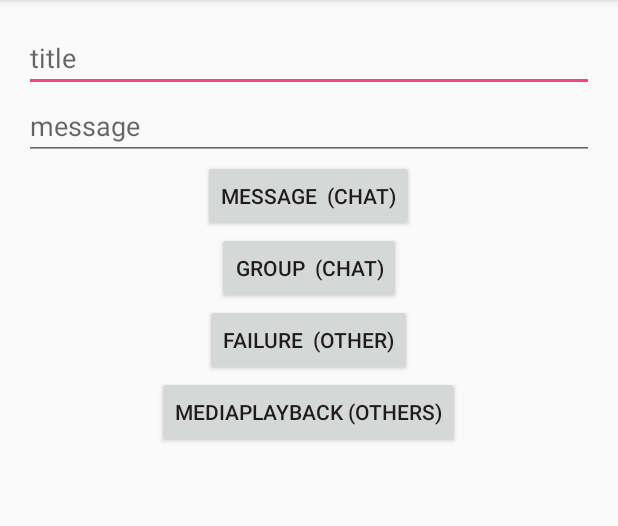
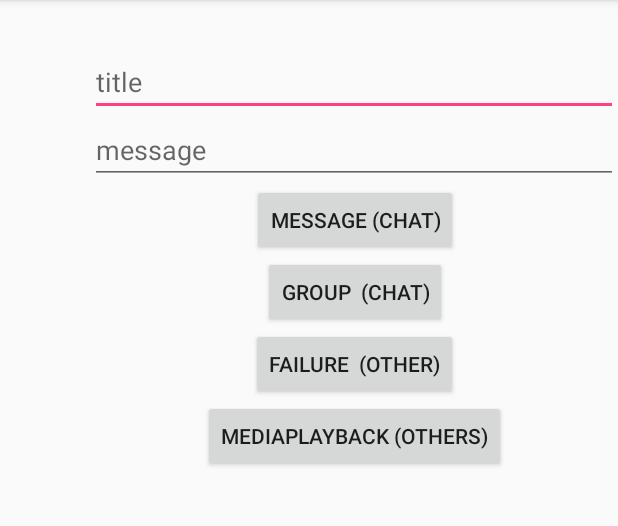
Before and after one commit to kotdroidZero/TestApp, an Android app: the NotificationActivity screen opened directly, with no data from a screen before it, after a tap on "MEDIAPLAYBACK (OTHERS)", on a phone screen of 412 x 824 dp, the part 84-610 px from its top. Run offline under Robolectric (Android 15) with nearby library versions, the phone set to English and light mode, and no system bars; Roboto replaces fonts that are not available here.

Commit message:
ppt done

```diff
--- a/app/build.gradle
+++ b/app/build.gradle
@@ -21,6 +21,10 @@ android {
             proguardFiles getDefaultProguardFile('proguard-android.txt'), 'proguard-rules.pro'
         }
     }
+    compileOptions {
+        sourceCompatibility JavaVersion.VERSION_1_8
+        targetCompatibility JavaVersion.VERSION_1_8
+    }
 }
 
 dependencies {
--- a/app/src/main/java/com/kotdroid/testapp/NotificationUtils.java
+++ b/app/src/main/java/com/kotdroid/testapp/NotificationUtils.java
@@ -1,5 +1,6 @@
 package com.kotdroid.testapp;
 
+import android.app.Notification;
 import android.app.NotificationChannel;
 import android.app.NotificationChannelGroup;
 import android.app.NotificationManager;
@@ -9,10 +10,14 @@ import android.content.ContextWrapper;
 import android.content.Intent;
 import android.graphics.BitmapFactory;
 import android.graphics.Color;
+import android.graphics.drawable.Drawable;
+import android.net.Uri;
 import android.os.Build;
 import android.support.annotation.RequiresApi;
 import android.support.v4.app.NotificationCompat;
 import android.support.v4.app.RemoteInput;
+
+import java.util.stream.Stream;
 
 /**
  * Created by user12 on 20/3/18.
@@ -28,7 +33,6 @@ public class NotificationUtils extends ContextWrapper {
     public static final String FAILURE_NOTIFICATION_CHANNEL_NAME = "Failure Notification";
     public static final String MEDIA_PLAYBACK_NOTIFICATION_CHANNEL_ID = "mediaPLaybackNotification";
     public static final String MEDIA_PLAYBACK_NOTIFICATION_CHANNEL_NAME = "Media PlayBack";
-
     public static final String CHATS_GROUP_CATEGORY_ID = "messageNotification";
     public static final String CHATS_GROUP_CATEGORY_NAME = "Message Notification";
     public static final String OTHER_GROUP_CATEGORY_ID = "otherNotification";
@@ -48,17 +52,34 @@ public class NotificationUtils extends ContextWrapper {
 
     @RequiresApi(api = Build.VERSION_CODES.O) private void createChannel() {
         //creating channel objects with unique id
-        NotificationChannel groupNotificationChannel = new NotificationChannel(GROUP_NOTIFICATION_CHANNEL_ID, GROUP_NOTIFICATION_CHANNEL_NAME, NotificationManager.IMPORTANCE_HIGH);
+        NotificationChannel groupNotificationChannel = new NotificationChannel(
+                GROUP_NOTIFICATION_CHANNEL_ID, GROUP_NOTIFICATION_CHANNEL_NAME,
+                NotificationManager.IMPORTANCE_HIGH);
         groupNotificationChannel.setLightColor(Color.GREEN);
+        groupNotificationChannel.setShowBadge(true);
 
 
-        NotificationChannel messageNotificationChannel = new NotificationChannel(MESSAGE_NOTIFICATION_CHANNEL_ID, MESSAGE_NOTIFICATION_CHANNEL_NAME, NotificationManager.IMPORTANCE_HIGH);
+        NotificationChannel messageNotificationChannel = new NotificationChannel(
+                MESSAGE_NOTIFICATION_CHANNEL_ID, MESSAGE_NOTIFICATION_CHANNEL_NAME,
+                NotificationManager.IMPORTANCE_HIGH);
         messageNotificationChannel.setLightColor(Color.GREEN);
+        messageNotificationChannel.setShowBadge(true);
 
-        NotificationChannel failureNotificationChannel = new NotificationChannel(FAILURE_NOTIFICATION_CHANNEL_ID, FAILURE_NOTIFICATION_CHANNEL_NAME, NotificationManager.IMPORTANCE_HIGH);
+
+        NotificationChannel failureNotificationChannel = new NotificationChannel(
+                FAILURE_NOTIFICATION_CHANNEL_ID, FAILURE_NOTIFICATION_CHANNEL_NAME,
+                NotificationManager.IMPORTANCE_HIGH);
         failureNotificationChannel.setLightColor(Color.GREEN);
+        failureNotificationChannel.setShowBadge(true);
 
-        NotificationChannel mediaPlayBackNotificationChannel = new NotificationChannel(MEDIA_PLAYBACK_NOTIFICATION_CHANNEL_ID, MEDIA_PLAYBACK_NOTIFICATION_CHANNEL_NAME, NotificationManager.IMPORTANCE_HIGH);
+        NotificationChannel mediaPlayBackNotificationChannel = new NotificationChannel(
+                MEDIA_PLAYBACK_NOTIFICATION_CHANNEL_ID, MEDIA_PLAYBACK_NOTIFICATION_CHANNEL_NAME,
+                NotificationManager.IMPORTANCE_HIGH);
+        mediaPlayBackNotificationChannel.setLightColor(Color.GREEN);
+        mediaPlayBackNotificationChannel.setShowBadge(true);
+        mediaPlayBackNotificationChannel.enableVibration(true);
+        mediaPlayBackNotificationChannel.enableVibration(true);
+        mediaPlayBackNotificationChannel.setLockscreenVisibility(Notification.VISIBILITY_PRIVATE);
         mediaPlayBackNotificationChannel.setLightColor(Color.GREEN);
 
         getNotificationManager().createNotificationChannel(groupNotificationChannel);
@@ -67,8 +88,10 @@ public class NotificationUtils extends ContextWrapper {
         getNotificationManager().createNotificationChannel(mediaPlayBackNotificationChannel);
 
 
-        getNotificationManager().createNotificationChannelGroup(new NotificationChannelGroup(CHATS_GROUP_CATEGORY_ID, CHATS_GROUP_CATEGORY_NAME));
-        getNotificationManager().createNotificationChannelGroup(new NotificationChannelGroup(OTHER_GROUP_CATEGORY_ID, OTHER_GROUP_CATEGORY_NAME));
+        getNotificationManager().createNotificationChannelGroup(new NotificationChannelGroup(
+                CHATS_GROUP_CATEGORY_ID, CHATS_GROUP_CATEGORY_NAME));
+        getNotificationManager().createNotificationChannelGroup(new NotificationChannelGroup(
+                OTHER_GROUP_CATEGORY_ID, OTHER_GROUP_CATEGORY_NAME));
 
         mediaPlayBackNotificationChannel.setGroup(OTHER_GROUP_CATEGORY_ID);
         failureNotificationChannel.setGroup(OTHER_GROUP_CATEGORY_ID);
@@ -82,7 +105,8 @@ public class NotificationUtils extends ContextWrapper {
 
     public NotificationCompat.Builder getGroupNotification(String title, String message) {
 
-        return new android.support.v4.app.NotificationCompat.Builder(this, GROUP_NOTIFICATION_CHANNEL_ID)
+        return new android.support.v4.app.NotificationCompat.Builder(this,
+                GROUP_NOTIFICATION_CHANNEL_ID)
                 .setContentText(message)
                 .setContentTitle(title)
                 .setChannelId(GROUP_NOTIFICATION_CHANNEL_ID)
@@ -92,7 +116,8 @@ public class NotificationUtils extends ContextWrapper {
 
     public NotificationCompat.Builder getMessageNotification(String title, String message) {
 
-        return new android.support.v4.app.NotificationCompat.Builder(this, MESSAGE_NOTIFICATION_CHANNEL_ID)
+        return new android.support.v4.app.NotificationCompat.Builder(this,
+                MESSAGE_NOTIFICATION_CHANNEL_ID)
                 .setContentText(message)
                 .setContentTitle(title)
                 .setChannelId(MESSAGE_NOTIFICATION_CHANNEL_ID)
@@ -104,23 +129,27 @@ public class NotificationUtils extends ContextWrapper {
 
         Intent intent = new Intent(this, OreoActivity.class);
         intent.addFlags(Intent.FLAG_ACTIVITY_NEW_TASK | Intent.FLAG_ACTIVITY_CLEAR_TASK);
-        PendingIntent pendingIntent = PendingIntent.getBroadcast(this, 123, intent, 0);
-        return new android.support.v4.app.NotificationCompat.Builder(this, FAILURE_NOTIFICATION_CHANNEL_ID)
+        PendingIntent pendingIntent = PendingIntent.getBroadcast(this, 123,
+                intent, 0);
+        return new android.support.v4.app.NotificationCompat.Builder(this,
+                FAILURE_NOTIFICATION_CHANNEL_ID)
                 .setContentText(message)
                 .setContentTitle(title)
                 .setChannelId(FAILURE_NOTIFICATION_CHANNEL_ID)
                 .setGroup(OTHER_GROUP_CATEGORY_ID)
                 .setStyle(new NotificationCompat.BigTextStyle()
                         .bigText("Much longer text that cannot fit one line..."))
+                .setStyle(new NotificationCompat.MessagingStyle("Pushkar").addMessage(new NotificationCompat.MessagingStyle.Message("abcdefghijk",System.currentTimeMillis(),"abd").setData("image/*", Uri.parse("https://pbs.twimg.com/profile_images/900117721337155584/Hdk6uJRe.jpg"))))
                 .setContentIntent(pendingIntent)    //set notifications tap action
                 .setSmallIcon(R.drawable.ic_other_black_24dp)
-                .addAction(R.drawable.ic_send_black_24dp, "Reply", null);//adding action button for instant action via notification only like snoozing
+                .addAction(R.drawable.ic_send_black_24dp,
+                        "Reply",
+                        null);//adding action button for instant action via notification
+        // only like snoozing
 
     }
 
     public NotificationCompat.Builder getMediaPlaybackNotification(String title, String message) {
-
-
 
 
         //1. creating remote_input for replying via notification only
@@ -130,7 +159,8 @@ public class NotificationUtils extends ContextWrapper {
                 .build();
 
         //2. now create action from that remote input
-        NotificationCompat.Action replyAction = new NotificationCompat.Action.Builder(R.drawable.ic_send_black_24dp, replyLabel, getReplyPendingIntent())
+        NotificationCompat.Action replyAction = new NotificationCompat.Action.Builder(
+                R.drawable.ic_send_black_24dp, replyLabel, getReplyPendingIntent())
                 .addRemoteInput(remoteInput)
                 .setAllowGeneratedReplies(true)
                 .build();
@@ -138,6 +168,8 @@ public class NotificationUtils extends ContextWrapper {
         //3. build notification builder
         return new NotificationCompat.Builder(this, MEDIA_PLAYBACK_NOTIFICATION_CHANNEL_ID)
                 .setContentText(message)
+                .setLargeIcon(BitmapFactory.decodeResource(getResources(),
+                        R.drawable.ic_tag_faces_black_24dp))
                 .setContentTitle(title)
                 .setChannelId(MEDIA_PLAYBACK_NOTIFICATION_CHANNEL_ID)
                 .setGroup(OTHER_GROUP_CATEGORY_ID)
@@ -155,9 +187,15 @@ public class NotificationUtils extends ContextWrapper {
 
                 /**
                  * this below method is for make your notification draggable and in-larging
-                 * you can add your custom long title ,body as well as you can also provide images to be applied in large area
+                 * you can add your custom long title ,body as well as you can also provide
+                 * images to be applied in large area
                  * */
-                .setStyle(new NotificationCompat.BigPictureStyle().setBigContentTitle(getString(R.string.text_notification_large_title)).setSummaryText(getString(R.string.text_notification_large)).bigPicture(BitmapFactory.decodeResource(getResources(),R.drawable.ic_launcherbg)))
+                .setStyle(new NotificationCompat.BigPictureStyle()
+                        .setBigContentTitle(getString(R.string.text_notification_large_title))
+                        .setSummaryText(getString(R.string.text_notification_large))
+                        .bigPicture(BitmapFactory.decodeResource(getResources(),
+                                R.drawable.ic_launcherbg)))
+//                .setStyle(new NotificationCompat.MessagingStyle("abc").addMessage(new NotificationCompat.MessagingStyle.Message("abcdgh",System.currentTimeMillis(),"jkkfsd").setData("image/*",Uri.parse("https://pbs.twimg.com/profile_images/900117721337155584/Hdk6uJRe.jpg"))))
                 .setBadgeIconType(R.drawable.ic_notifications_black_24dp)
                 .setCategory(NotificationCompat.CATEGORY_MESSAGE)
 
@@ -170,7 +208,10 @@ public class NotificationUtils extends ContextWrapper {
         intent.setAction(REPLY_ACTION);
         intent.putExtra(KEY_NOTIFICATION_ID, 12);
         intent.putExtra(KEY_MESSAGE_ID, 15);
+
         return PendingIntent.getBroadcast(getApplicationContext(), 100, intent,
                 PendingIntent.FLAG_UPDATE_CURRENT);
+
+
     }
 }
--- /dev/null
+++ b/app/src/main/res/drawable/ic_tag_faces_black_24dp.xml
@@ -0,0 +1,9 @@
+<vector xmlns:android="http://schemas.android.com/apk/res/android"
+        android:width="24dp"
+        android:height="24dp"
+        android:viewportWidth="24.0"
+        android:viewportHeight="24.0">
+    <path
+        android:fillColor="#FF000000"
+        android:pathData="M11.99,2C6.47,2 2,6.48 2,12s4.47,10 9.99,10C17.52,22 22,17.52 22,12S17.52,2 11.99,2zM12,20c-4.42,0 -8,-3.58 -8,-8s3.58,-8 8,-8 8,3.58 8,8 -3.58,8 -8,8zM15.5,11c0.83,0 1.5,-0.67 1.5,-1.5S16.33,8 15.5,8 14,8.67 14,9.5s0.67,1.5 1.5,1.5zM8.5,11c0.83,0 1.5,-0.67 1.5,-1.5S9.33,8 8.5,8 7,8.67 7,9.5 7.67,11 8.5,11zM12,17.5c2.33,0 4.31,-1.46 5.11,-3.5L6.89,14c0.8,2.04 2.78,3.5 5.11,3.5z"/>
+</vector>
--- a/app/src/main/res/layout/activity_auto_sizing_text_views.xml
+++ b/app/src/main/res/layout/activity_auto_sizing_text_views.xml
@@ -8,9 +8,10 @@
     tools:context="com.kotdroid.testapp.AutoSizingTextViewsActivity">
 
     <TextView
+        android:fontFamily="@font/medium"
         android:id="@+id/tvAutoSize"
-        android:layout_width="300dp"
-        android:layout_height="200dp"
+        android:layout_width="50dp"
+        android:layout_height="50dp"
         android:layout_gravity="center"
         android:gravity="center"
         android:text="Hello World"
--- a/app/src/main/res/layout/activity_autofill.xml
+++ b/app/src/main/res/layout/activity_autofill.xml
@@ -16,6 +16,7 @@
         android:textAppearance="@style/Base.TextAppearance.AppCompat.Title" />
 
     <EditText
+        android:fontFamily="@font/medium"
         android:id="@+id/etPassword"
         android:layout_width="match_parent"
         android:layout_height="wrap_content"
--- a/app/src/main/res/layout/activity_notification.xml
+++ b/app/src/main/res/layout/activity_notification.xml
@@ -1,51 +1,68 @@
 <?xml version="1.0" encoding="utf-8"?>
-<LinearLayout xmlns:android="http://schemas.android.com/apk/res/android"
+<android.support.constraint.ConstraintLayout xmlns:android="http://schemas.android.com/apk/res/android"
+    xmlns:app="http://schemas.android.com/apk/res-auto"
     xmlns:tools="http://schemas.android.com/tools"
+    android:id="@+id/linearLayout"
     android:layout_width="match_parent"
     android:layout_height="match_parent"
-    android:orientation="vertical"
-    android:padding="16dp"
     tools:context="com.kotdroid.testapp.NotificationActivity">
 
     <EditText
         android:id="@+id/etTitle"
-        android:layout_width="match_parent"
+        android:layout_width="0dp"
         android:layout_height="wrap_content"
+        android:layout_marginTop="32dp"
         android:gravity="center_vertical"
-        android:hint="title" />
+        android:hint="title"
+        app:layout_constraintEnd_toEndOf="parent"
+        app:layout_constraintStart_toStartOf="@+id/etMessage"
+        app:layout_constraintTop_toTopOf="parent" />
 
     <EditText
         android:id="@+id/etMessage"
-        android:layout_width="match_parent"
+        android:layout_width="352dp"
         android:layout_height="wrap_content"
-        android:hint="message" />
+        android:hint="message"
+        app:layout_constraintEnd_toEndOf="parent"
+        app:layout_constraintTop_toBottomOf="@+id/etTitle" />
 
     <Button
         android:id="@+id/btnMessageChat"
         android:layout_width="wrap_content"
-        android:layout_height="wrap_content"
-        android:layout_gravity="center_horizontal"
+        android:layout_height="0dp"
+        android:layout_marginTop="45dp"
         android:autofillHints="password"
-        android:text="Message  (Chat)" />
+        android:text="Message (Chat)"
+        app:layout_constraintEnd_toEndOf="@+id/btnMediaPlayBackOther"
+        app:layout_constraintStart_toStartOf="@+id/btnMediaPlayBackOther"
+        app:layout_constraintTop_toTopOf="@+id/etMessage" />
 
     <Button
         android:id="@+id/btnGrouChat"
         android:layout_width="wrap_content"
         android:layout_height="wrap_content"
-        android:layout_gravity="center_horizontal"
-        android:text="Group  (Chat)" />
+        android:layout_marginStart="8dp"
+        android:text="Group  (Chat)"
+        app:layout_constraintStart_toStartOf="@+id/btnFailureOther"
+        app:layout_constraintTop_toBottomOf="@+id/btnMessageChat" />
 
     <Button
         android:id="@+id/btnFailureOther"
         android:layout_width="wrap_content"
         android:layout_height="wrap_content"
-        android:layout_gravity="center_horizontal"
-        android:text="Failure  (Other)" />
+        android:layout_marginStart="32dp"
+        android:text="Failure  (Other)"
+        app:layout_constraintStart_toStartOf="@+id/btnMediaPlayBackOther"
+        app:layout_constraintTop_toBottomOf="@+id/btnGrouChat" />
 
     <Button
         android:id="@+id/btnMediaPlayBackOther"
         android:layout_width="wrap_content"
         android:layout_height="wrap_content"
-        android:layout_gravity="center_horizontal"
-        android:text="MediaPlayBack (Others)" />
-</LinearLayout>
+        android:layout_marginEnd="73dp"
+        android:layout_marginStart="74dp"
+        android:text="MediaPlayBack (Others)"
+        app:layout_constraintEnd_toEndOf="parent"
+        app:layout_constraintStart_toStartOf="@+id/etMessage"
+        app:layout_constraintTop_toBottomOf="@+id/btnFailureOther" />
+</android.support.constraint.ConstraintLayout>
--- /dev/null
+++ b/app/src/main/res/xml/service_configuration.xml
@@ -0,0 +1,2 @@
+<autofill-service xmlns:android="http://schemas.android.com/apk/res/android"
+    android:settingsActivity="com.kotdroid.testapp.AutofillActivity" />
```
Also changed, not shown: app/src/main/AndroidManifest.xml (+10 -4 lines), app/src/main/java/com/kotdroid/testapp/DownloadableFontFragment.java (+11 -22 lines), app/src/main/java/com/kotdroid/testapp/NotificationActivity.java (+10 -6 lines), app/src/main/java/com/kotdroid/testapp/NotificationBroadcastReceiver.java (+5 -4 lines), app/src/main/java/com/kotdroid/testapp/OreoActivity.java (+12 -5 lines), app/src/main/res/font/app_font.xml (deleted, +0 -9 lines), app/src/main/res/layout/sample.xml (added, +7 -0 lines).
